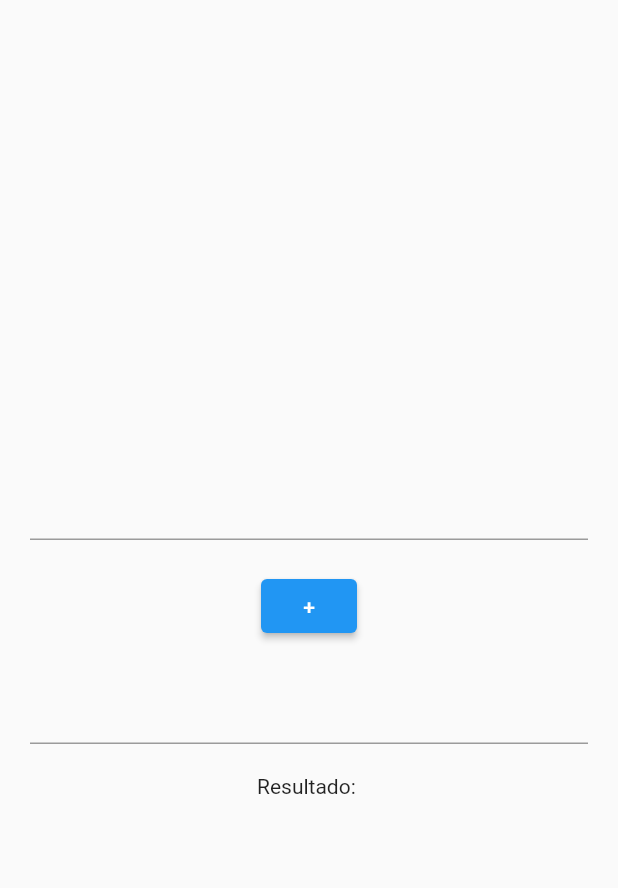
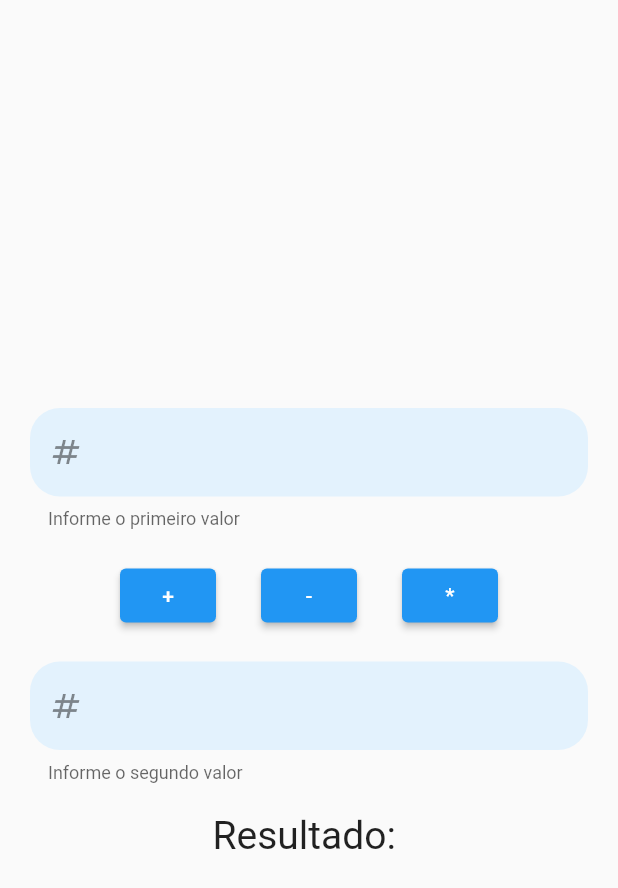
Before and after one commit to Innoue/FlutterLessons, a Flutter app: the screen it shows after launch, on a phone screen of 412 x 824 dp. Shown: the top 888 px of the screen. Run offline on Flutter 3.47's test engine with Material 2 defaults, Android fonts, the phone set to English and light mode, and no system bars; our stand-ins replace google_fonts; missing offline and left inert: dart:ffi; Roboto replaces fonts that are missing (Aladin).

Commit message:
Learn about styling and fonts, added new buttons

```diff
--- a/calculator_2/lib/main.dart
+++ b/calculator_2/lib/main.dart
@@ -1,4 +1,7 @@
+import 'dart:ffi';
+
 import 'package:flutter/material.dart';
+import 'package:google_fonts/google_fonts.dart';
 
 void main() {
   runApp(MyApp());
@@ -39,26 +42,93 @@
         Padding(
           padding: const EdgeInsets.all(20),
           child: TextField(
+            decoration: InputDecoration(
+              helperText: "Informe o primeiro valor",
+              filled: true,
+              fillColor: Colors.blue.shade50,
+              prefixIcon: Icon(Icons.numbers),
+              border: OutlineInputBorder(
+                borderRadius: BorderRadius.circular(20),
+                borderSide: BorderSide.none
+              ),
+            ),
             controller: _controller1,
             keyboardType: TextInputType.number,
           ),
         ),
-        ElevatedButton(
+        Row(
+          mainAxisSize: MainAxisSize.min,
+          children: [
+            Padding(
+              padding: const EdgeInsets.symmetric(horizontal: 15),
+              child: ElevatedButton(
                 onPressed: (){
                   setState((){
                     result = int.parse(_controller1.text) + int.parse(_controller2.text);
                   });
                 },
                 child: Text("+")
+              )
+            ),
+            Padding(
+              padding: const EdgeInsets.symmetric(horizontal: 15),
+              child: ElevatedButton(
+                onPressed: (){
+                  setState((){
+                    result = int.parse(_controller1.text) - int.parse(_controller2.text);
+                  });
+                },
+                child: Text("-")
+              )
+            ),
+            Padding(
+              padding: const EdgeInsets.symmetric(horizontal: 15),
+              child: ElevatedButton(
+                onPressed: (){
+                  setState((){
+                    result = int.parse(_controller1.text) * int.parse(_controller2.text);
+                  });
+                },
+                child: Text("*")
+              )
+            ),
+          ],
         ),
         Padding(
           padding: const EdgeInsets.all(20),
           child: TextField(
+            decoration: InputDecoration(
+              helperText: "Informe o segundo valor",
+              filled: true,
+              fillColor: Colors.blue.shade50,
+              prefixIcon: Icon(Icons.numbers),
+              border: OutlineInputBorder(
+                borderRadius: BorderRadius.circular(20),
+                borderSide: BorderSide.none
+              ),
+            ),
             controller: _controller2,
             keyboardType: TextInputType.number,
           ),
         ),
-        Text("Resultado: ${result ?? ''}")
+        Text.rich(
+          TextSpan(
+            text: "Resultado: ",
+            style: GoogleFonts.aladin(
+              fontSize: 26
+            ),
+            children: [
+              TextSpan(
+                text: "${result ?? ''}",
+                style: TextStyle(
+                  fontSize: 26,
+                  fontWeight: FontWeight.bold,
+                )
+              )
+            ]
+
+          )
+        ),
 
       ],
     );
--- a/calculator_2/pubspec.yaml
+++ b/calculator_2/pubspec.yaml
@@ -33,6 +33,7 @@ dependencies:
 
   # The following adds the Cupertino Icons font to your application.
   # Use with the CupertinoIcons class for iOS style icons.
+  google_fonts: ^2.3.2
   cupertino_icons: ^1.0.2
 
 dev_dependencies:
```
Also changed, not shown: calculator_2/pubspec.lock. Lines whose indentation alone changed are shown as unchanged.
